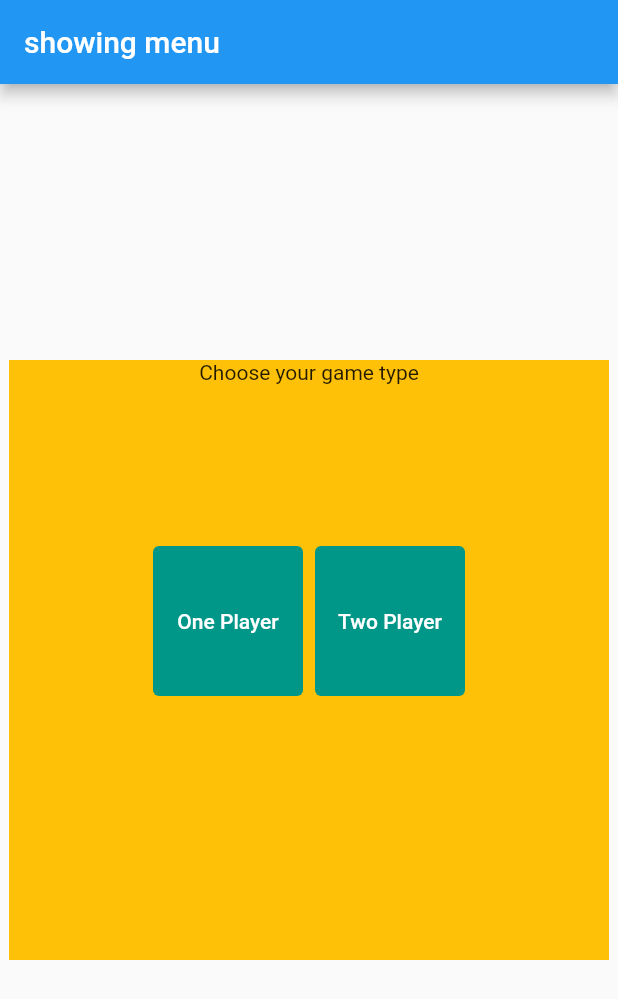
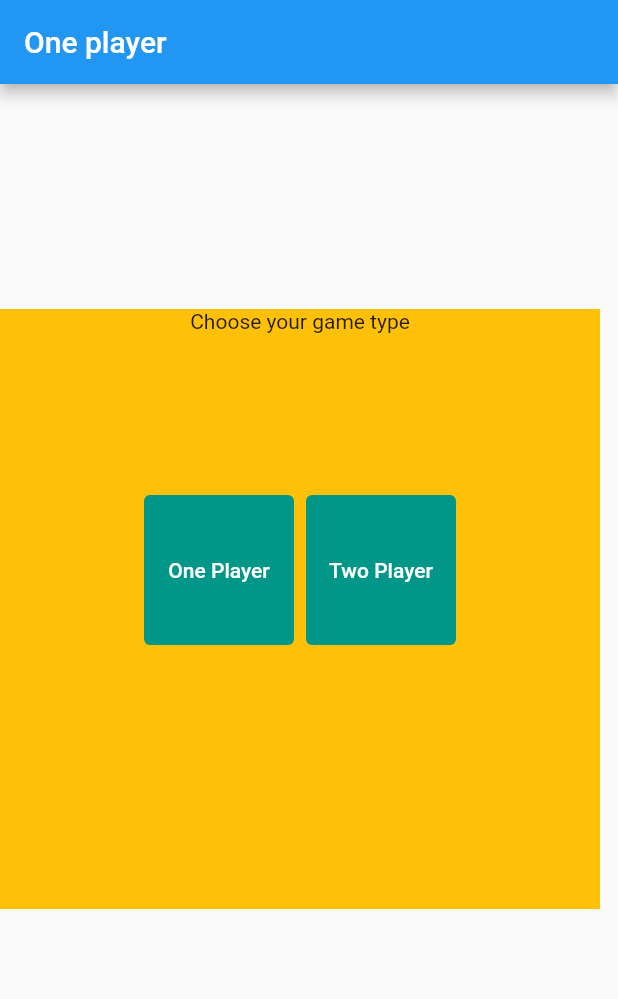
Before and after one commit to ScherrerMichael/Tic-Tac, a Flutter app: the screen it shows after launch, on a phone screen of 412 x 824 dp. Shown: the top 999 px of the screen. Run offline on Flutter 3.47's test engine with Material 2 defaults, Android fonts, the phone set to English and light mode, and no system bars.

Commit message:
finally added animation, centering is messed up

```diff
--- a/lib/main.dart
+++ b/lib/main.dart
@@ -19,6 +19,8 @@ class MyApp extends StatefulWidget {
   _MyAppState createState() => _MyAppState();
 }
 
+//TODO somehow the Grid is messing up the animations...??
+
 class _MyAppState extends State<MyApp> {
   bool _active = false;
   bool _showMenu = true;
@@ -34,14 +36,18 @@ class _MyAppState extends State<MyApp> {
       title: 'Welcome to Flutter',
       home: Scaffold(
         appBar: AppBar(
-          title: Text(_showMenu ? 'showing menu' : 'not showing menu'),
+          title: Text(_showMenu ? 'One player' : 'Two Player'),
         ),
-        body: Stack(children: [
-          Grid(
-            active: _active,
-            onChanged: _handleShowGrid,
-          ),
+        body: Container(
+          child: Stack(children: [
+            // Grid(
+            //   active: _active,
+            //   onChanged: _handleShowGrid,
+            // ),
             AnimatedPositioned(
+              top: _showMenu ? 150 : 5,
+              duration: Duration(milliseconds: 500),
+              curve: Curves.easeInCubic,
               child: Menu(
                 menuCallback: (bool value) {
                   setState(() {
@@ -49,10 +55,9 @@ class _MyAppState extends State<MyApp> {
                   });
                 },
               ),
-            duration: Duration(seconds: 5),
-            curve: Curves.bounceIn,
             )
           ]),
+        ),
       ),
     );
   }
```
Lines whose indentation alone changed are shown as unchanged.
